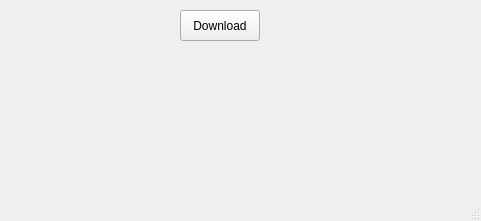
Qt form windows/ui/mainwindow.ui (BiltuDas1/OneClickInstall) before a commit.
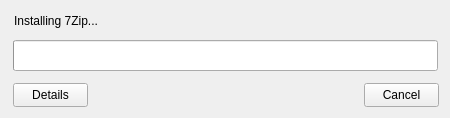
The same form after that commit.

```diff
--- a/windows/ui/mainwindow.ui
+++ b/windows/ui/mainwindow.ui
@@ -9,20 +9,26 @@
    <rect>
     <x>0</x>
     <y>0</y>
-    <width>481</width>
-    <height>221</height>
+    <width>450</width>
+    <height>118</height>
    </rect>
   </property>
+  <property name="sizePolicy">
+   <sizepolicy hsizetype="Fixed" vsizetype="Fixed">
+    <horstretch>0</horstretch>
+    <verstretch>0</verstretch>
+   </sizepolicy>
+  </property>
   <property name="minimumSize">
    <size>
-    <width>481</width>
-    <height>221</height>
+    <width>450</width>
+    <height>118</height>
    </size>
   </property>
   <property name="maximumSize">
    <size>
-    <width>481</width>
-    <height>221</height>
+    <width>450</width>
+    <height>118</height>
    </size>
   </property>
   <property name="windowTitle">
@@ -32,47 +38,68 @@
    <property name="enabled">
     <bool>true</bool>
    </property>
-   <widget class="QPushButton" name="downloadButton">
+   <widget class="QLabel" name="progressLabel">
     <property name="geometry">
      <rect>
-      <x>180</x>
+      <x>14</x>
       <y>10</y>
-      <width>80</width>
+      <width>421</width>
+      <height>21</height>
+     </rect>
+    </property>
+    <property name="text">
+     <string>Installing 7Zip...</string>
+    </property>
+   </widget>
+   <widget class="QProgressBar" name="progressBar">
+    <property name="geometry">
+     <rect>
+      <x>13</x>
+      <y>40</y>
+      <width>425</width>
       <height>31</height>
      </rect>
     </property>
-    <property name="text">
-     <string>Download</string>
+    <property name="value">
+     <number>0</number>
     </property>
-   </widget>
-   <widget class="QLabel" name="progressLabel">
-    <property name="geometry">
-     <rect>
-      <x>150</x>
-      <y>110</y>
-      <width>141</width>
-      <height>20</height>
-     </rect>
+    <property name="textVisible">
+     <bool>false</bool>
     </property>
-    <property name="text">
+    <property name="orientation">
+     <enum>Qt::Orientation::Horizontal</enum>
+    </property>
+    <property name="format">
      <string/>
     </property>
-    <property name="alignment">
-     <set>Qt::AlignmentFlag::AlignCenter</set>
+   </widget>
+   <widget class="QPushButton" name="cancelButton">
+    <property name="geometry">
+     <rect>
+      <x>364</x>
+      <y>83</y>
+      <width>75</width>
+      <height>24</height>
+     </rect>
     </property>
+    <property name="text">
+     <string>Cancel</string>
+    </property>
    </widget>
+   <widget class="QPushButton" name="infoButton">
+    <property name="geometry">
+     <rect>
+      <x>13</x>
+      <y>83</y>
+      <width>75</width>
+      <height>24</height>
+     </rect>
+    </property>
+    <property name="text">
+     <string>Details</string>
+    </property>
+   </widget>
   </widget>
-  <widget class="QMenuBar" name="menubar">
-   <property name="geometry">
-    <rect>
-     <x>0</x>
-     <y>0</y>
-     <width>481</width>
-     <height>22</height>
-    </rect>
-   </property>
-  </widget>
-  <widget class="QStatusBar" name="statusbar"/>
  </widget>
  <resources/>
  <connections/>
```
Left out of the diff: 12 changed lines with no effect on the pictures.
